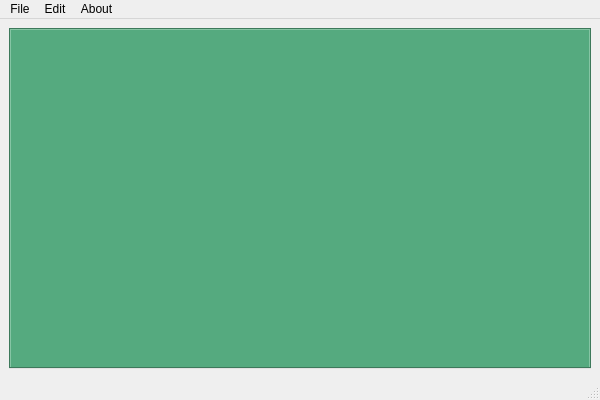
Above: parentwindow.ui from LavkushPal/Cross-Platform-Common-Interface-Shell before the change. Below: the same form after it.
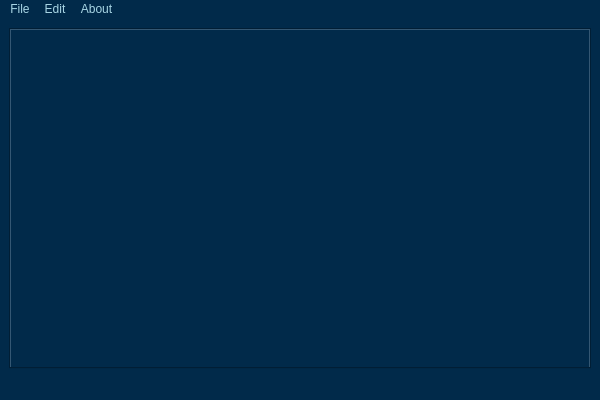
That is the form after the change. Icons and pictures are not drawn.

```diff
--- a/parentwindow.ui
+++ b/parentwindow.ui
@@ -13,6 +13,10 @@
   <property name="windowTitle">
    <string>ParentWindow</string>
   </property>
+  <property name="styleSheet">
+   <string notr="true">background-color: rgb(1, 42, 74);
+color: rgb(169, 214, 229);</string>
+  </property>
   <widget class="QWidget" name="centralwidget">
    <layout class="QVBoxLayout" name="verticalLayout">
     <item>
@@ -31,10 +35,11 @@
       </property>
       <property name="font">
        <font>
-        <pointsize>7</pointsize>
-        <bold>true</bold>
+        <pointsize>10</pointsize>
+        <bold>false</bold>
         <strikeout>false</strikeout>
         <stylestrategy>PreferDefault</stylestrategy>
+        <kerning>true</kerning>
        </font>
       </property>
       <property name="toolTipDuration">
@@ -44,7 +49,7 @@
        <bool>false</bool>
       </property>
       <property name="styleSheet">
-       <string notr="true">background-color: rgb(85, 170, 127);</string>
+       <string notr="true"/>
       </property>
       <property name="tabShape">
        <enum>QTabWidget::TabShape::Rounded</enum>
@@ -59,7 +64,7 @@
        </size>
       </property>
       <property name="elideMode">
-       <enum>Qt::TextElideMode::ElideRight</enum>
+       <enum>Qt::TextElideMode::ElideLeft</enum>
       </property>
       <property name="tabsClosable">
        <bool>true</bool>
```
Left out of the diff: 45 changed lines with no effect on the pictures.
